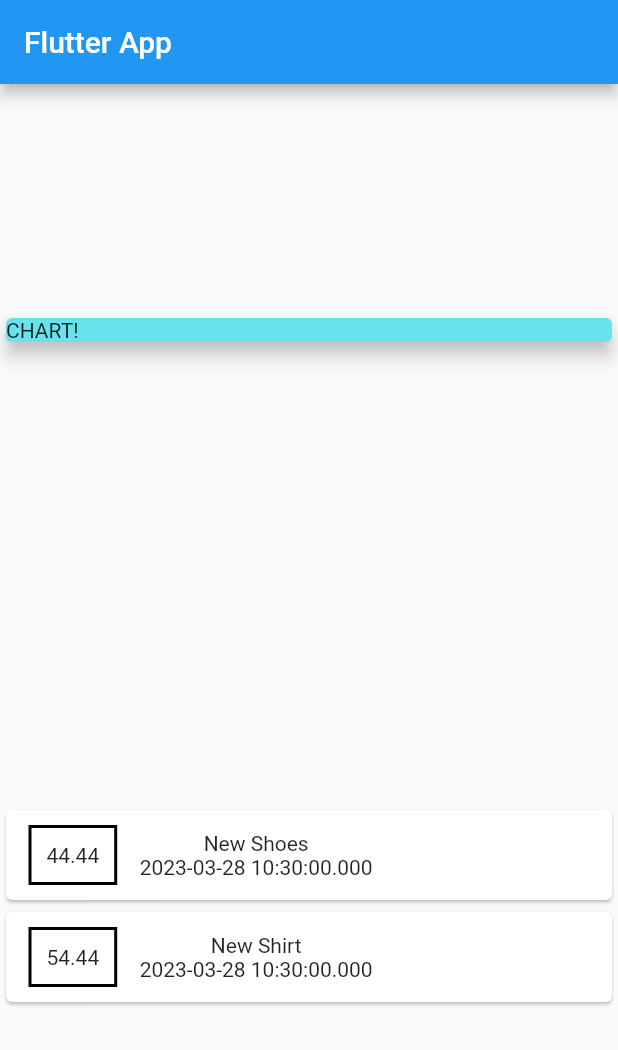
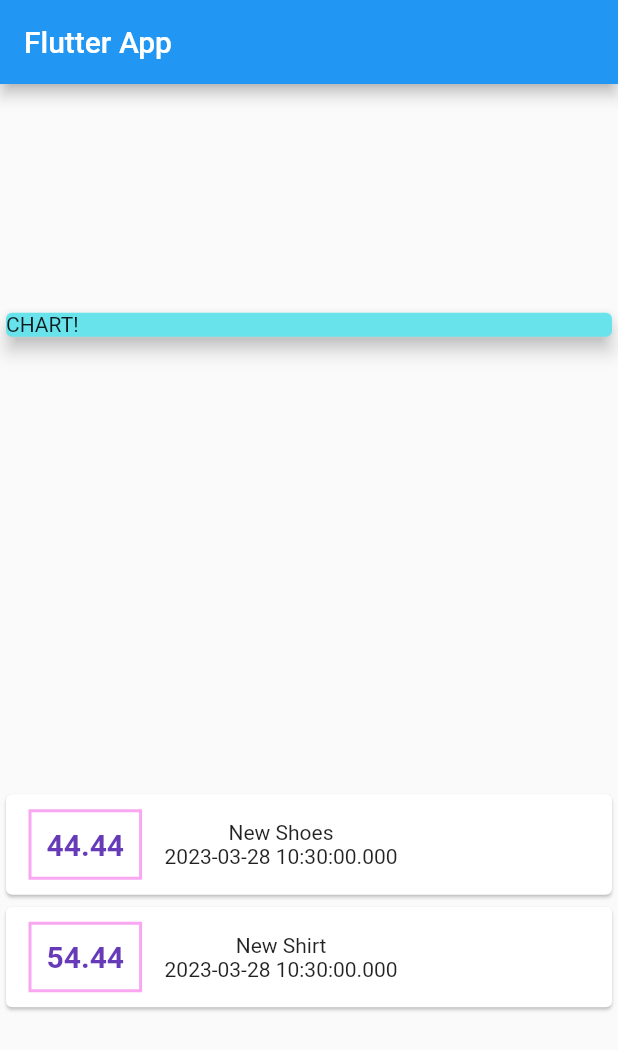
Before and after one commit to utsav1103/flutter-rental-app, a Flutter app: the screen it shows after launch, on a phone screen of 412 x 824 dp. Shown: the top 1050 px of the screen. Run offline on Flutter 3.47's test engine with Material 2 defaults, Android fonts, the phone set to English and light mode, and no system bars.

Commit message:
styling text

```diff
--- a/lib/main.dart
+++ b/lib/main.dart
@@ -58,13 +58,18 @@ class MyHomePage extends StatelessWidget {
                 horizontal: 15,
                 ),
                 decoration: BoxDecoration(
-                  border: Border.all(color: Colors.black,
+                  border: Border.all(color: Color.fromARGB(255, 249, 167, 241),
                   width: 2,
                   ),
                 ),
                 padding: EdgeInsets.all(10),
 
               child: Text(tx.amount.toString(),
+              style: TextStyle(
+                fontWeight: FontWeight.bold,
+                fontSize: 20,
+                color: Colors.deepPurple,
+              )
               ),
               ),
               Column(children: <Widget>[
```
